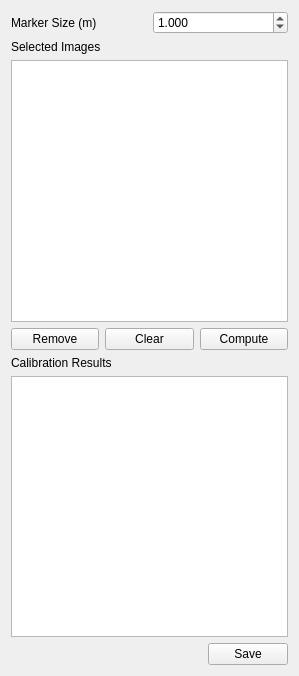
Above: modulecalibration/calibrationcontrolpanel.ui from rmsalinas/ArUcoGUI before the change. Below: the same form after it.
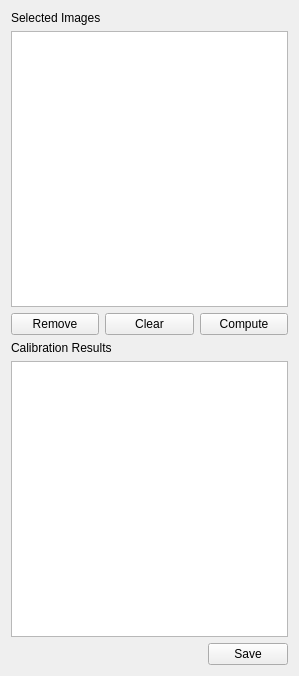
That is the form after the change. Icons and pictures are not drawn.

Patch:
```diff
--- a/modulecalibration/calibrationcontrolpanel.ui
+++ b/modulecalibration/calibrationcontrolpanel.ui
@@ -14,27 +14,6 @@
    <string>Form</string>
   </property>
   <layout class="QVBoxLayout" name="verticalLayout">
-   <item>
-    <layout class="QHBoxLayout" name="horizontalLayout">
-     <item>
-      <widget class="QLabel" name="label">
-       <property name="text">
-        <string>Marker Size (m)</string>
-       </property>
-      </widget>
-     </item>
-     <item>
-      <widget class="QDoubleSpinBox" name="doubleSpinBox">
-       <property name="decimals">
-        <number>3</number>
-       </property>
-       <property name="value">
-        <double>1.000000000000000</double>
-       </property>
-      </widget>
-     </item>
-    </layout>
-   </item>
    <item>
     <widget class="QLabel" name="label_2">
      <property name="text">
```
Left out of the diff: 2 changed lines with no effect on the pictures.
